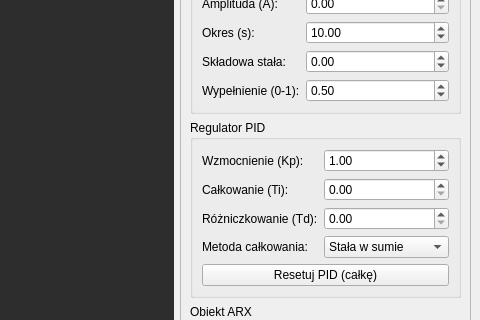
Before: the Qt Designer form W_PREZENTACJI/mainwindow.ui in pawnag/UAR, drawn with Qt 5; both pictures show x 720 to 1200 and y 216 to 536 of the 1200 by 700 pixel window.
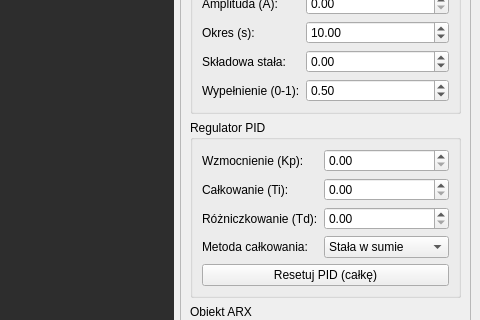
After: the same form once the commit is applied.

The edit to the form file:
```diff
--- a/W_PREZENTACJI/mainwindow.ui
+++ b/W_PREZENTACJI/mainwindow.ui
@@ -255,7 +255,7 @@
               <double>0.100000000000000</double>
              </property>
              <property name="value">
-              <double>1.000000000000000</double>
+              <double>0.000000000000000</double>
              </property>
             </widget>
            </item>
```
